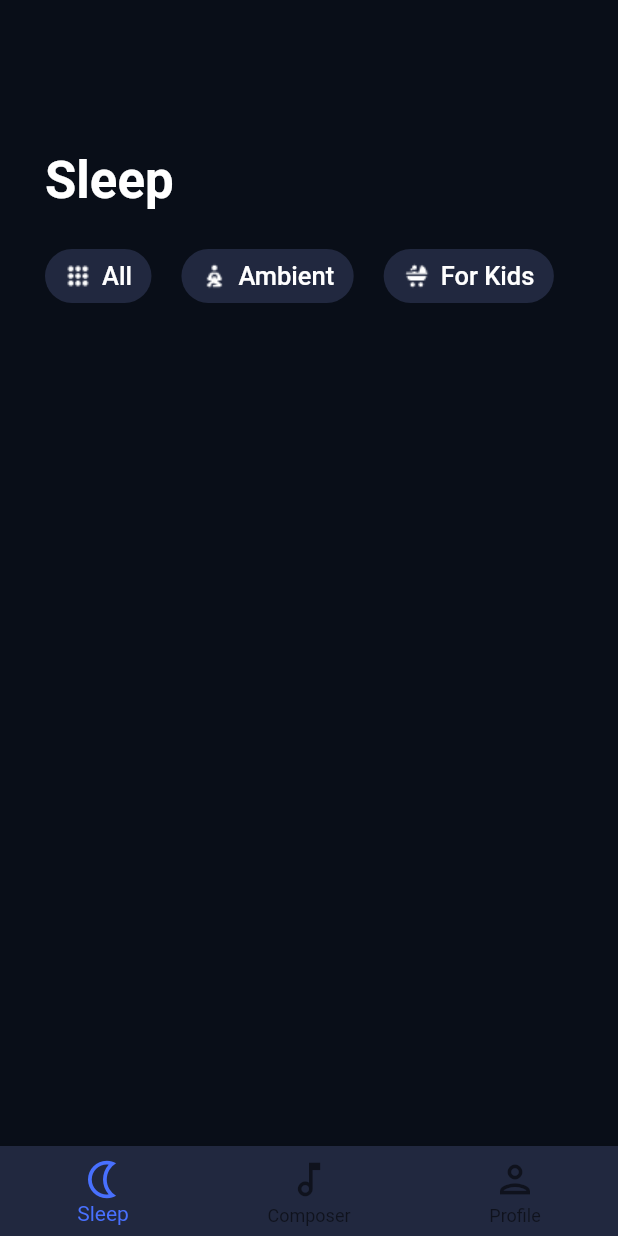
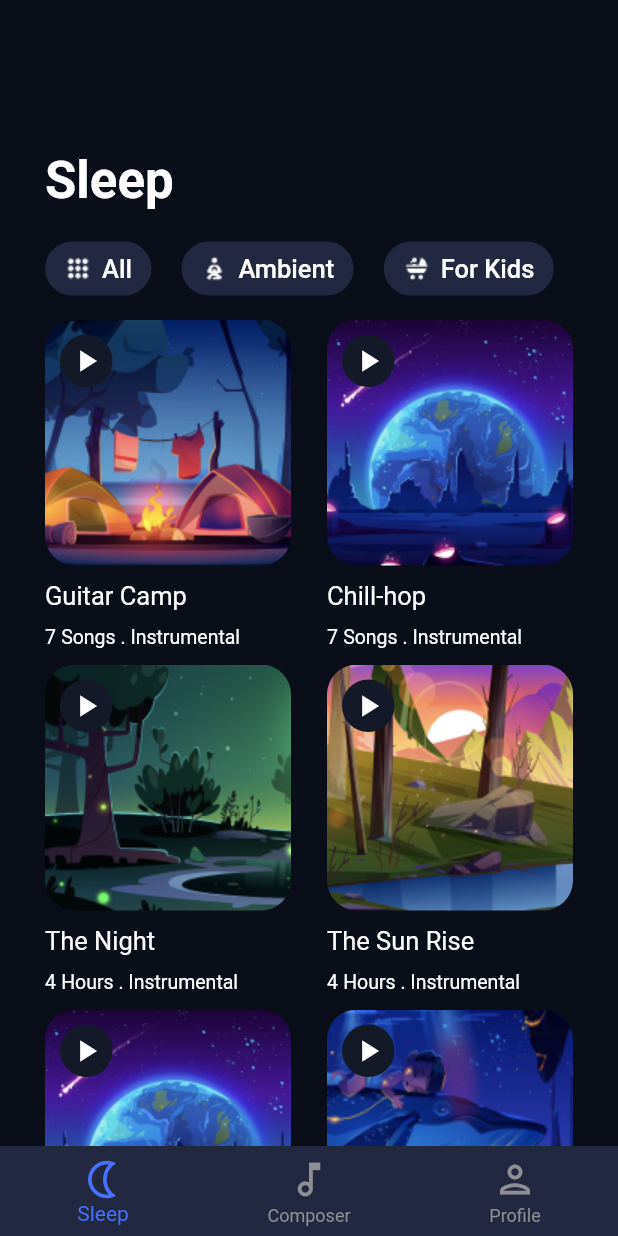
Before and after one commit to people0507/SleepSound_MobileApp_Flutter, a Flutter app: the MyBottomNavigation screen opened directly, on a phone screen of 412 x 824 dp. Run offline on Flutter 3.47's test engine with Material 2 defaults, Android fonts, the phone set to English and light mode, and no system bars; our stand-ins replace flutter_native_splash, smooth_page_indicator.

Commit message:
finished sleep_screen

```diff
--- /dev/null
+++ b/music_mobile_app/lib/components/album_box.dart
@@ -0,0 +1,93 @@
+import 'package:flutter/material.dart';
+import 'package:music_mobile_app/constants/colors.dart';
+
+class AlbumBox extends StatelessWidget {
+  const AlbumBox(
+      {super.key,
+      required this.pathImage,
+      required this.albumTitle,
+      required this.songNumbers,
+      required this.albumNotes,
+      required this.albumCategories,
+      this.onClick});
+
+  final String pathImage;
+  final String albumTitle;
+  final String songNumbers;
+  final String albumNotes;
+  final String albumCategories;
+  final Function? onClick;
+
+  @override
+  Widget build(BuildContext context) {
+    return GestureDetector(
+      onTap: () {
+        onClick!();
+      },
+      child: SizedBox(
+        width: 164,
+        height: 220,
+        child: Column(
+          children: [
+            Stack(
+              children: [
+                ClipRRect(
+                  borderRadius: BorderRadius.circular(20),
+                  child: Image.asset(pathImage),
+                ),
+                Positioned(
+                  left: 10,
+                  top: 10,
+                  child: Container(
+                    width: 35,
+                    height: 35,
+                    decoration: BoxDecoration(
+                      color: ColorPalette.playbuttonColor,
+                      borderRadius: BorderRadius.circular(99)
+                    ),
+                    child: const Icon(
+                      Icons.play_arrow,
+                      color: Colors.white,
+                    ),
+                  ),
+                ),
+              ],
+            ),
+
+            Column(
+              crossAxisAlignment: CrossAxisAlignment.start,
+              children: [
+                Padding(
+              padding: const EdgeInsets.symmetric(vertical:10),
+              child: Text(
+                albumTitle,
+                style: const TextStyle(fontSize: 17, color: Colors.white),
+              ),
+            ),
+                Row(
+                  children: [
+                    Text(
+                      songNumbers,
+                      style: const TextStyle(fontSize: 13, color: Colors.white),
+                    ),
+                    const Text(' '),
+                    Text(
+                      albumNotes,
+                      style: const TextStyle(fontSize: 13, color: Colors.white),
+                    ),
+                    const Text(' . ',
+                        style: TextStyle(fontSize: 13, color: Colors.white)),
+                    Text(
+                      albumCategories,
+                      style: const TextStyle(fontSize: 13, color: Colors.white),
+                    )
+                  ],
+                ),
+              ],
+            )
+          ],
+        ),
+      ),
+    );
+  }
+}
--- a/music_mobile_app/lib/constants/colors.dart
+++ b/music_mobile_app/lib/constants/colors.dart
@@ -6,4 +6,6 @@ class ColorPalette {
   static const Color buttonColor = Color(0xff21283F);
   static const Color bottomNaviColor = Color(0xff21283F);
   static const Color selectedColor = Color(0xff4870FF);
+  static const Color unselectedColor = Color(0xff8E8E93);
+  static const Color playbuttonColor = Color(0xff141927);
 }
--- a/music_mobile_app/lib/pages/bottom_navigation.dart
+++ b/music_mobile_app/lib/pages/bottom_navigation.dart
@@ -1,9 +1,5 @@
 import 'package:flutter/material.dart';
-import 'package:flutter/src/widgets/framework.dart';
-import 'package:flutter/src/widgets/placeholder.dart';
-import 'package:flutter_svg/flutter_svg.dart';
 import 'package:music_mobile_app/constants/colors.dart';
-import 'package:music_mobile_app/main.dart';
 import 'package:music_mobile_app/pages/composer_screen/composer.dart';
 import 'package:music_mobile_app/pages/profile_screen/profile.dart';
 import 'package:music_mobile_app/pages/sleep_screen/sleep.dart';
@@ -57,6 +53,7 @@ class _MyBottomNavigationState extends State<MyBottomNavigation> {
         backgroundColor: ColorPalette.bottomNaviColor,
         type: BottomNavigationBarType.fixed,
         currentIndex: _selectedIndex,
+        unselectedItemColor: ColorPalette.unselectedColor,
         selectedItemColor: ColorPalette.selectedColor,
         iconSize: 30,
         onTap: _onItemTapped,
--- a/music_mobile_app/lib/pages/composer_screen/composer.dart
+++ b/music_mobile_app/lib/pages/composer_screen/composer.dart
@@ -1,6 +1,4 @@
 import 'package:flutter/material.dart';
-import 'package:flutter/src/widgets/framework.dart';
-import 'package:flutter/src/widgets/placeholder.dart';
 import 'package:music_mobile_app/constants/colors.dart';
 
 class ComposerScreen extends StatefulWidget {
--- a/music_mobile_app/lib/pages/profile_screen/profile.dart
+++ b/music_mobile_app/lib/pages/profile_screen/profile.dart
@@ -1,6 +1,4 @@
 import 'package:flutter/material.dart';
-import 'package:flutter/src/widgets/framework.dart';
-import 'package:flutter/src/widgets/placeholder.dart';
 import 'package:music_mobile_app/constants/colors.dart';
 
 class ProfileScreen extends StatefulWidget {
--- a/music_mobile_app/lib/pages/sleep_screen/sleep.dart
+++ b/music_mobile_app/lib/pages/sleep_screen/sleep.dart
@@ -1,6 +1,7 @@
+// ignore_for_file: prefer_const_constructors
+
 import 'package:flutter/material.dart';
-import 'package:flutter/src/widgets/framework.dart';
-import 'package:flutter/src/widgets/placeholder.dart';
+import 'package:music_mobile_app/components/album_box.dart';
 import 'package:music_mobile_app/constants/colors.dart';
 
 class SleepScreen extends StatefulWidget {
@@ -13,22 +14,24 @@ class SleepScreen extends StatefulWidget {
 class _SleepScreenState extends State<SleepScreen> {
   @override
   Widget build(BuildContext context) {
-    return  SafeArea  (
+    return SafeArea(
       child: Scaffold(
         backgroundColor: ColorPalette.backgroundColor,
-        body: Padding(
+        body: SingleChildScrollView(
+          child: Padding(
             padding: const EdgeInsets.symmetric(horizontal: 30),
             child: Column(
               crossAxisAlignment: CrossAxisAlignment.start,
-              children:  [
+              children: [
                 const Padding(
-                  padding: EdgeInsets.only(top:100,bottom: 20),
-                  child: Text('Sleep',
-                  style:TextStyle(
+                  padding: EdgeInsets.only(top: 100, bottom: 10),
+                  child: Text(
+                    'Sleep',
+                    style: TextStyle(
                         fontSize: 34,
                         color: Colors.white,
-                    fontWeight: FontWeight.bold
-                  ) ,),
+                        fontWeight: FontWeight.bold),
+                  ),
                 ),
                 Row(
                   children: [
@@ -37,76 +40,184 @@ class _SleepScreenState extends State<SleepScreen> {
                         TextButton(
                             onHover: (value) => ColorPalette.selectedColor,
                             style: ButtonStyle(
-                      backgroundColor: MaterialStateProperty.all(ColorPalette.buttonColor),
-                      shape: MaterialStateProperty.all(RoundedRectangleBorder(borderRadius: BorderRadius.circular(100)))
-                    ),
-                    onPressed: (){},
+                                backgroundColor: MaterialStateProperty.all(
+                                    ColorPalette.buttonColor),
+                                shape: MaterialStateProperty.all(
+                                    RoundedRectangleBorder(
+                                        borderRadius:
+                                            BorderRadius.circular(100)))),
+                            onPressed: () {},
                             child: Padding(
                               padding: const EdgeInsets.symmetric(horizontal: 5),
                               child: Row(
                                 children: [
                                   Image.asset('assets/images/all_icon.png'),
                                   const Text("  "),
-                          const Text('All',
+                                  const Text(
+                                    'All',
                                     style: TextStyle(
                                       fontSize: 17,
                                       color: Colors.white,
-                          ),)
+                                    ),
+                                  )
                                 ],
                               ),
                             ))
-                ],),
+                      ],
+                    ),
                     Padding(
-                  padding: const EdgeInsets.symmetric(horizontal: 20),
-                  child: Row(children: [
+                      padding: const EdgeInsets.symmetric(horizontal: 20,vertical: 5),
+                      child: Row(
+                        children: [
                           TextButton(
                               onHover: (value) => ColorPalette.selectedColor,
                               style: ButtonStyle(
-                        backgroundColor: MaterialStateProperty.all(ColorPalette.buttonColor),
-                        shape: MaterialStateProperty.all(RoundedRectangleBorder(borderRadius: BorderRadius.circular(100)))
-                      ),
-                      onPressed: (){},
+                                  backgroundColor: MaterialStateProperty.all(
+                                      ColorPalette.buttonColor),
+                                  shape: MaterialStateProperty.all(
+                                      RoundedRectangleBorder(
+                                          borderRadius:
+                                              BorderRadius.circular(100)))),
+                              onPressed: () {},
                               child: Padding(
-                        padding: const EdgeInsets.symmetric(horizontal: 5),
+                                padding:
+                                    const EdgeInsets.symmetric(horizontal: 5),
                                 child: Row(
                                   children: [
                                     Image.asset('assets/images/ambient_icon.png'),
                                     const Text("  "),
-                            const Text('Ambient',
+                                    const Text(
+                                      'Ambient',
                                       style: TextStyle(
                                         fontSize: 17,
                                         color: Colors.white,
-                            ),)
+                                      ),
+                                    )
                                   ],
                                 ),
                               ))
-                  ],),
+                        ],
                       ),
-                Row(children: [
+                    ),
+                    Row(
+                      children: [
                         TextButton(
                             onHover: (value) => ColorPalette.selectedColor,
                             style: ButtonStyle(
-                      backgroundColor: MaterialStateProperty.all(ColorPalette.buttonColor),
-                      shape: MaterialStateProperty.all(RoundedRectangleBorder(borderRadius: BorderRadius.circular(100)))
-                    ),
-                    onPressed:(){},
+                                backgroundColor: MaterialStateProperty.all(
+                                    ColorPalette.buttonColor),
+                                shape: MaterialStateProperty.all(
+                                    RoundedRectangleBorder(
+                                        borderRadius:
+                                            BorderRadius.circular(100)))),
+                            onPressed: () {},
                             child: Padding(
                               padding: const EdgeInsets.symmetric(horizontal: 5),
                               child: Row(
                                 children: [
                                   Image.asset('assets/images/forkid_icon.png'),
                                   const Text("  "),
-                          const Text('For Kids',
+                                  const Text(
+                                    'For Kids',
                                     style: TextStyle(
                                       fontSize: 17,
                                       color: Colors.white,
-                          ),)
+                                    ),
+                                  )
                                 ],
                               ),
                             ))
-                ],),
-                ],)
                       ],
+                    ),
+                  ],
+                ),
+                Padding(
+                  padding: const EdgeInsets.symmetric(vertical: 5),
+                  child: Row(
+                    mainAxisAlignment: MainAxisAlignment.spaceBetween,
+                    children: <Widget>[
+                      AlbumBox(
+                        pathImage: "assets/images/guitar_camp.png",
+                        albumTitle: 'Guitar Camp',
+                        songNumbers: "7",
+                        albumNotes: 'Songs',
+                        albumCategories: 'Instrumental',
+                        onClick: () {
+                            print('1');
+                        },
+                      ),
+                      AlbumBox(
+                        pathImage: "assets/images/chill_travel.png",
+                        albumTitle: 'Chill-hop',
+                        songNumbers: "7",
+                        albumNotes: 'Songs',
+                        albumCategories: 'Instrumental',
+                        onClick: () {
+                            print('2');
+                        },
+                      ),
+                    ],
+                  ),
+                ),
+                Padding(
+                  padding: const EdgeInsets.symmetric(vertical: 5),
+                  child: Row(
+                    mainAxisAlignment: MainAxisAlignment.spaceBetween,
+                    children: <Widget>[
+                      AlbumBox(
+                        pathImage: "assets/images/night.png",
+                        albumTitle: 'The Night',
+                        songNumbers: "4",
+                        albumNotes: 'Hours',
+                        albumCategories: 'Instrumental',
+                        onClick: () {
+                            print('3');
+                        },
+                      ),
+                      AlbumBox(
+                        pathImage: "assets/images/sun_rise.png",
+                        albumTitle: 'The Sun Rise',
+                        songNumbers: "4",
+                        albumNotes: 'Hours',
+                        albumCategories: 'Instrumental',
+                        onClick: () {
+                            print('4');
+                        },
+                      ),
+                    ],
+                  ),
+                ),
+                Padding(
+                  padding: const EdgeInsets.symmetric(vertical: 5),
+                  child: Row(
+                    mainAxisAlignment: MainAxisAlignment.spaceBetween,
+                    children: <Widget>[
+                      AlbumBox(
+                        pathImage: "assets/images/chill_travel.png",
+                        albumTitle: 'Chill Travel',
+                        songNumbers: "7",
+                        albumNotes: 'Songs',
+                        albumCategories: 'Instrumental',
+                        onClick: () {
+                            print('5');
+                        },
+                      ),
+                      AlbumBox(
+                        pathImage: "assets/images/lullaby.png",
+                        albumTitle: 'Lullaby',
+                        songNumbers: "7",
+                        albumNotes: 'Songs',
+                        albumCategories: 'Instrumental',
+                        onClick: () {
+                            print('6');
+                        },
+                      ),
+                    ],
+                  ),
+                ),
+
+              ],
+            ),
           ),
         ),
       ),
```
Also changed, not shown: music_mobile_app/assets/images/chill_travel.png (added), music_mobile_app/assets/images/guitar_camp.png (added), music_mobile_app/assets/images/lullaby.png (added), music_mobile_app/assets/images/night.png (added), music_mobile_app/assets/images/sun_rise.png (added). Lines whose indentation alone changed are shown as unchanged.
